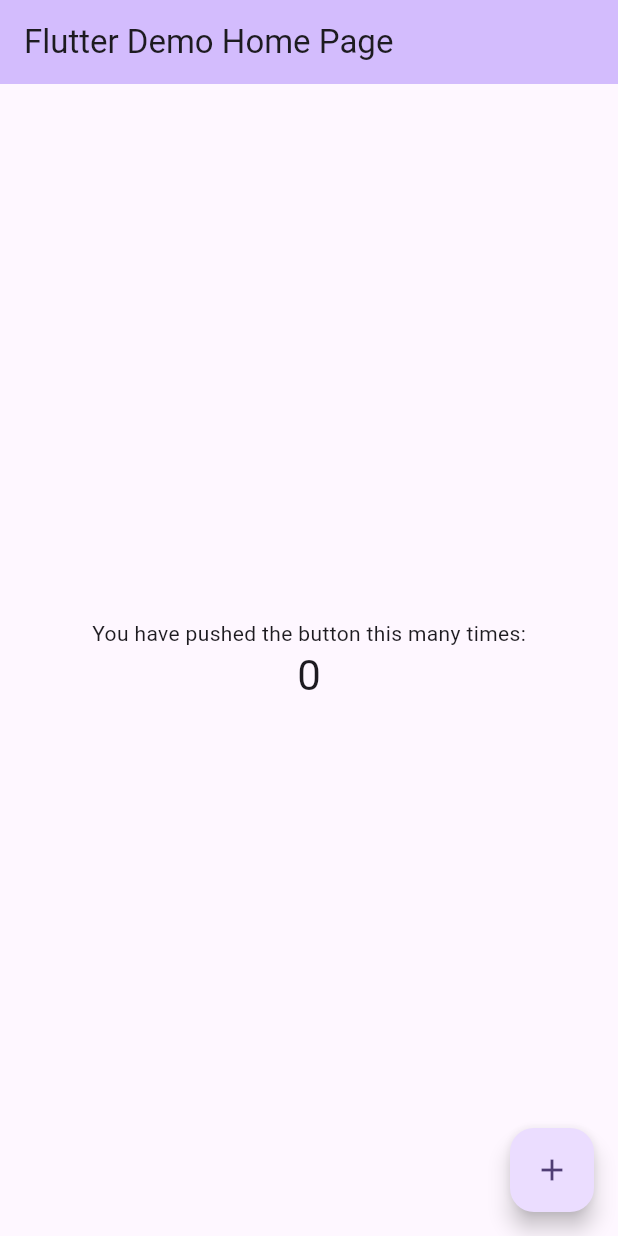
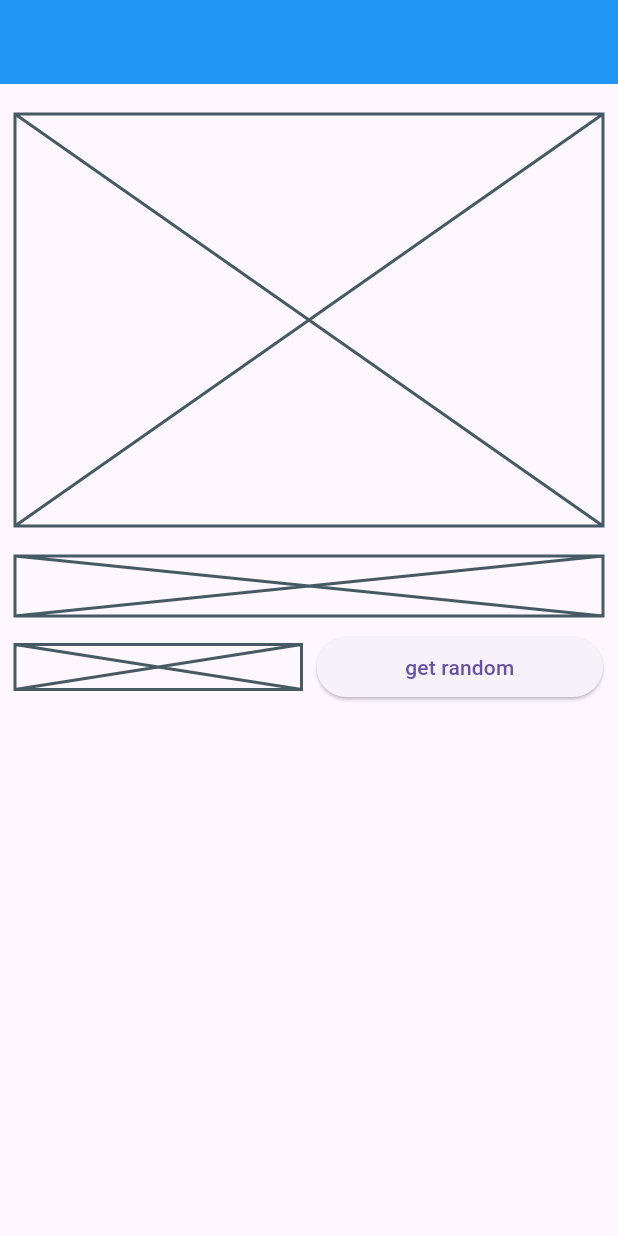
Before and after one commit to AHMADARBASH/Number_Trivia, a Flutter app: the screen it shows after launch, on a phone screen of 412 x 824 dp. Run offline on Flutter 3.47's test engine with Material 3 defaults, Android fonts, the phone set to English and light mode, and no system bars; our stand-ins replace dartz, equatable, flutter_bloc, get_it, internet_connection_checker, shared_preferences.

Commit message:
finshing ui implementation

```diff
--- a/lib/features/number_trivia/data/datasources/number_trivia_remote_data_source.dart
+++ b/lib/features/number_trivia/data/datasources/number_trivia_remote_data_source.dart
@@ -18,7 +18,8 @@ class NumberTriviaRemoteDataSourceImpl implements NumberTriviaRemoteDataSource {
 
   @override
   Future<NumberTrivia> getConcreteNumberTrivia(int number) async {
-    final response = await client.get(Uri.parse('http://numbersapi/$number'),
+    final response = await client.get(
+        Uri.parse('http://numbersapi.com/$number'),
         headers: {'Content-Type': 'application/json'});
     if (response.statusCode == 200) {
       return NumberTriviaModel.fromJson(json.decode(response.body));
--- a/lib/features/number_trivia/presentation/bloc/number_trivia_state.dart
+++ b/lib/features/number_trivia/presentation/bloc/number_trivia_state.dart
@@ -18,7 +18,7 @@ class NumberTriviaLoadedState extends NumberTriviaState {
 
   const NumberTriviaLoadedState({required this.trivia});
   @override
-  List<Object?> get props => [trivia];
+  List<Object?> get props => [];
 }
 
 class NumberTriviaErrorState extends NumberTriviaState {
--- /dev/null
+++ b/lib/features/number_trivia/presentation/pages/number_trivia_page.dart
@@ -0,0 +1,80 @@
+import 'package:flutter/material.dart';
+import 'package:flutter_bloc/flutter_bloc.dart';
+import 'package:number_trivia/features/number_trivia/presentation/bloc/number_trivia_state.dart';
+import '../../../../core/dependency_injection/di_setup.dart';
+import '../bloc/number_trivia_bloc.dart';
+import '../bloc/number_trivia_event.dart';
+
+class NumberTriviaPage extends StatelessWidget {
+  const NumberTriviaPage({super.key});
+
+  @override
+  Widget build(BuildContext context) {
+    return Scaffold(
+        appBar: AppBar(
+          backgroundColor: Colors.blue,
+        ),
+        body: BlocProvider(
+          create: (_) => sl<NumberTriviaBloc>(),
+          child: BlocConsumer<NumberTriviaBloc, NumberTriviaState>(
+            listener: (context, state) {
+              print(state);
+            },
+            builder: (context, state) => Center(
+              child: Padding(
+                padding: const EdgeInsets.all(10),
+                child: Column(
+                  children: <Widget>[
+                    SizedBox(height: 10),
+                    // Top half
+                    Container(
+                      // Third of the size of the screen
+                      height: MediaQuery.of(context).size.height / 3,
+                      // Message Text widgets / CircularLoadingIndicator
+                      child: state is NumberTriviaLoadingState
+                          ? CircularProgressIndicator()
+                          : state is NumberTriviaErrorState
+                              ? Text(state.errorMessage)
+                              : state is NumberTriviaLoadedState
+                                  ? Text(state.trivia.text)
+                                  : Placeholder(),
+                    ),
+                    SizedBox(height: 20),
+                    // Bottom half
+                    Column(
+                      children: <Widget>[
+                        // TextField
+                        Placeholder(fallbackHeight: 40),
+                        SizedBox(height: 10),
+                        Row(
+                          children: <Widget>[
+                            Expanded(
+                              // Search concrete button
+                              child: Placeholder(fallbackHeight: 30),
+                            ),
+                            SizedBox(width: 10),
+                            Expanded(
+                              // Random button
+                              child: ElevatedButton(
+                                onPressed: () {
+                                  BlocProvider.of<NumberTriviaBloc>(context)
+                                      .add(
+                                    GetTriviaForConcreteNumber(
+                                        numberString: '123'),
+                                  );
+                                },
+                                child: Text('get random'),
+                              ),
+                            )
+                          ],
+                        )
+                      ],
+                    )
+                  ],
+                ),
+              ),
+            ),
+          ),
+        ));
+  }
+}
--- a/lib/main.dart
+++ b/lib/main.dart
@@ -1,6 +1,10 @@
 import 'package:flutter/material.dart';
+import 'package:number_trivia/features/number_trivia/presentation/pages/number_trivia_page.dart';
+import 'core/dependency_injection/di_setup.dart' as sl;
 
-void main() {
+void main() async {
+  WidgetsFlutterBinding.ensureInitialized();
+  await sl.init();
   runApp(const MyApp());
 }
 
@@ -9,61 +13,8 @@ class MyApp extends StatelessWidget {
 
   @override
   Widget build(BuildContext context) {
-    return MaterialApp(
-      title: 'Flutter Demo',
-      theme: ThemeData(
-        colorScheme: ColorScheme.fromSeed(seedColor: Colors.deepPurple),
-        useMaterial3: true,
-      ),
-      home: const MyHomePage(title: 'Flutter Demo Home Page'),
+    return const MaterialApp(
+      home: NumberTriviaPage(),
     );
   }
 }
-
-class MyHomePage extends StatefulWidget {
-  const MyHomePage({super.key, required this.title});
-
-  final String title;
-
-  @override
-  State<MyHomePage> createState() => _MyHomePageState();
-}
-
-class _MyHomePageState extends State<MyHomePage> {
-  int _counter = 0;
-
-  void _incrementCounter() {
-    setState(() {
-      _counter++;
-    });
-  }
-
-  @override
-  Widget build(BuildContext context) {
-    return Scaffold(
-      appBar: AppBar(
-        backgroundColor: Theme.of(context).colorScheme.inversePrimary,
-        title: Text(widget.title),
-      ),
-      body: Center(
-        child: Column(
-          mainAxisAlignment: MainAxisAlignment.center,
-          children: <Widget>[
-            const Text(
-              'You have pushed the button this many times:',
-            ),
-            Text(
-              '$_counter',
-              style: Theme.of(context).textTheme.headlineMedium,
-            ),
-          ],
-        ),
-      ),
-      floatingActionButton: FloatingActionButton(
-        onPressed: _incrementCounter,
-        tooltip: 'Increment',
-        child: const Icon(Icons.add),
-      ),
-    );
-  }
-}
```
Also changed, not shown: lib/core/dependency_injection/di_setup.dart (+24 -24 lines), lib/features/number_trivia/data/repositories/number_trivia_repository_impl.dart (+4 -4 lines), lib/features/number_trivia/presentation/bloc/number_trivia_bloc.dart (+20 -35 lines).
